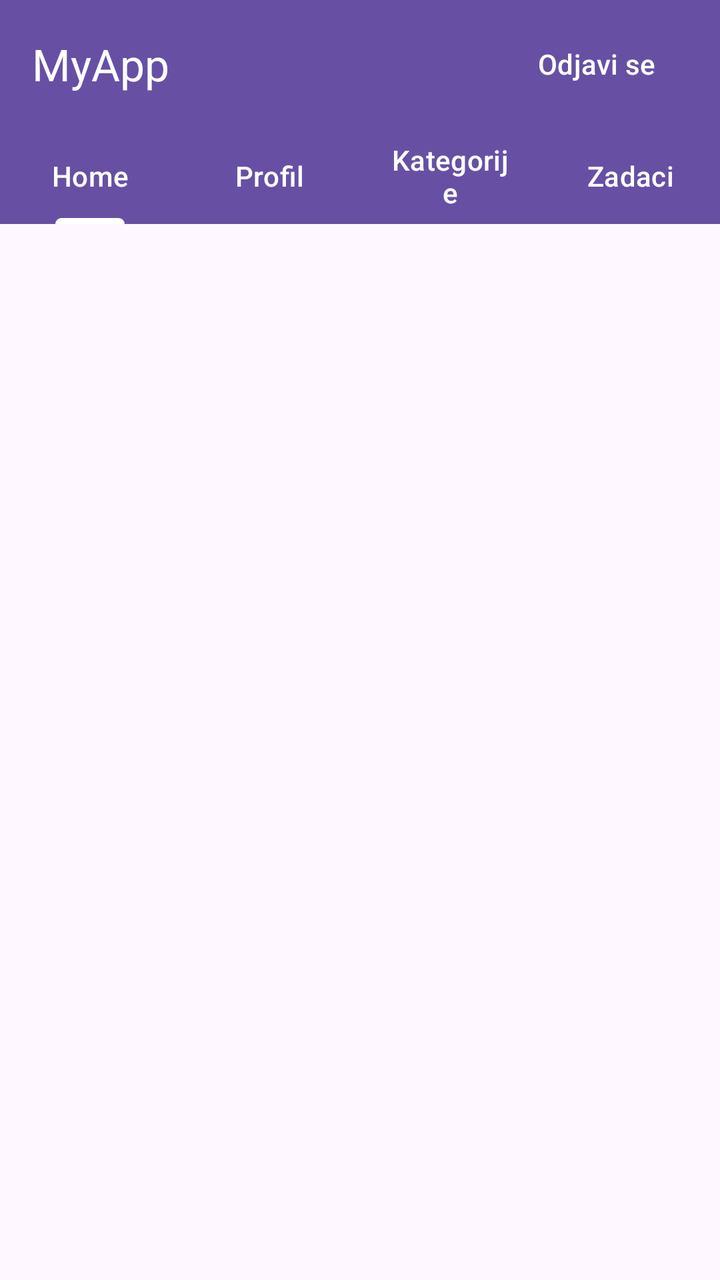
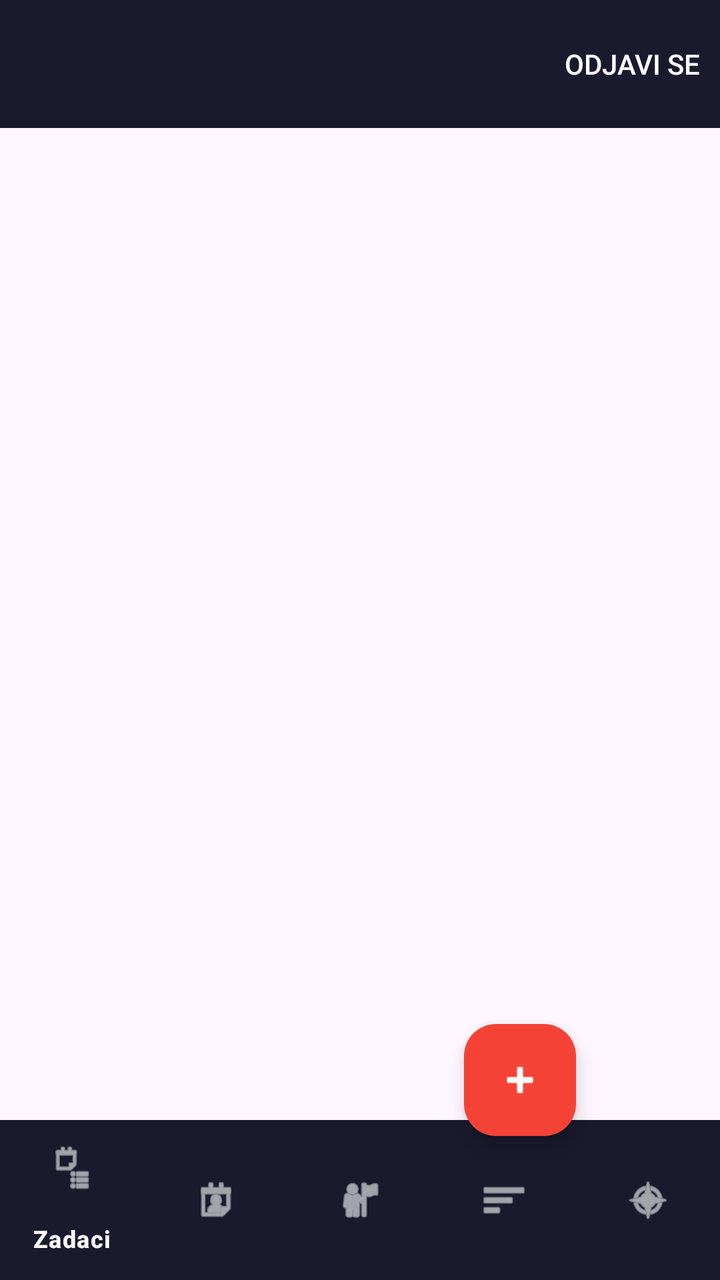

The first picture is an Android layout as it rendered before a commit; the second is the same layout after the commit. The layout source and the unified diff follow.
<!-- AndroidManifest.xml: application theme Theme.Myapp -->
<!-- res/layout/activity_main.xml -->
<?xml version="1.0" encoding="utf-8"?>
<androidx.constraintlayout.widget.ConstraintLayout xmlns:android="http://schemas.android.com/apk/res/android"
    xmlns:app="http://schemas.android.com/apk/res-auto"
    xmlns:tools="http://schemas.android.com/tools"
    android:id="@+id/main"
    android:layout_width="match_parent"
    android:layout_height="match_parent"
    tools:context=".presentation.activities.MainActivity">

    <com.google.android.material.appbar.AppBarLayout
        android:id="@+id/appBarLayout"
        android:layout_width="match_parent"
        android:layout_height="wrap_content"
        app:layout_constraintTop_toTopOf="parent"
        app:layout_constraintStart_toStartOf="parent"
        app:layout_constraintEnd_toEndOf="parent">

        <com.google.android.material.appbar.MaterialToolbar
            android:id="@+id/toolbar"
            android:layout_width="match_parent"
            android:layout_height="?attr/actionBarSize"
            android:background="?attr/colorPrimary"
            app:title="MyApp"
            app:titleTextColor="@android:color/white">

            <Button
                android:id="@+id/logoutButton"
                android:layout_width="wrap_content"
                android:layout_height="wrap_content"
                android:text="Odjavi se"
                android:onClick="logout"
                android:layout_gravity="end"
                android:layout_marginEnd="8dp"
                style="?attr/materialButtonOutlinedStyle"
                app:strokeColor="@android:color/white"
                android:textColor="@android:color/white" />

        </com.google.android.material.appbar.MaterialToolbar>

        <com.google.android.material.tabs.TabLayout
            android:id="@+id/tabLayout"
            android:layout_width="match_parent"
            android:layout_height="wrap_content"
            android:background="?attr/colorPrimary"
            app:tabTextColor="@android:color/white"
            app:tabSelectedTextColor="@android:color/white"
            app:tabIndicatorColor="@android:color/white">

            <com.google.android.material.tabs.TabItem
                android:layout_width="wrap_content"
                android:layout_height="wrap_content"
                android:text="Home" />

            <com.google.android.material.tabs.TabItem
                android:layout_width="wrap_content"
                android:layout_height="wrap_content"
                android:text="Profil" />

            <com.google.android.material.tabs.TabItem
                android:layout_width="wrap_content"
                android:layout_height="wrap_content"
                android:text="Kategorije" />

            <com.google.android.material.tabs.TabItem
                android:layout_width="wrap_content"
                android:layout_height="wrap_content"
                android:text="Zadaci" />


        </com.google.android.material.tabs.TabLayout>

    </com.google.android.material.appbar.AppBarLayout>

    
    <androidx.fragment.app.FragmentContainerView
        android:id="@+id/fragmentContainer"
        android:layout_width="0dp"
        android:layout_height="0dp"
        app:layout_constraintTop_toBottomOf="@id/appBarLayout"
        app:layout_constraintBottom_toBottomOf="parent"
        app:layout_constraintStart_toStartOf="parent"
        app:layout_constraintEnd_toEndOf="parent" />

</androidx.constraintlayout.widget.ConstraintLayout>
<!-- resources referenced by this layout -->
<resources>
  <style name="Theme.Myapp" parent="Base.Theme.Myapp" />
  <style name="Base.Theme.Myapp" parent="Theme.Material3.DayNight.NoActionBar">
          
          
      </style>
</resources>

<!-- the commit's change to res/layout/activity_main.xml (unified diff, before → after) -->
@@ -1,84 +1,67 @@
 <?xml version="1.0" encoding="utf-8"?>
-<androidx.constraintlayout.widget.ConstraintLayout xmlns:android="http://schemas.android.com/apk/res/android"
+<androidx.coordinatorlayout.widget.CoordinatorLayout
+    xmlns:android="http://schemas.android.com/apk/res/android"
     xmlns:app="http://schemas.android.com/apk/res-auto"
-    xmlns:tools="http://schemas.android.com/tools"
-    android:id="@+id/main"
     android:layout_width="match_parent"
-    android:layout_height="match_parent"
-    tools:context=".presentation.activities.MainActivity">
+    android:layout_height="match_parent">
 
+    
     <com.google.android.material.appbar.AppBarLayout
         android:id="@+id/appBarLayout"
         android:layout_width="match_parent"
         android:layout_height="wrap_content"
-        app:layout_constraintTop_toTopOf="parent"
-        app:layout_constraintStart_toStartOf="parent"
-        app:layout_constraintEnd_toEndOf="parent">
+        android:theme="@style/ThemeOverlay.MaterialComponents.Dark.ActionBar">
 
-        <com.google.android.material.appbar.MaterialToolbar
+        <androidx.appcompat.widget.Toolbar
             android:id="@+id/toolbar"
             android:layout_width="match_parent"
             android:layout_height="?attr/actionBarSize"
-            android:background="?attr/colorPrimary"
-            app:title="MyApp"
-            app:titleTextColor="@android:color/white">
+            android:background="#1A1A2E"
+            app:titleTextColor="#FFFFFF">
 
-            <Button
-                android:id="@+id/logoutButton"
-                android:layout_width="wrap_content"
-                android:layout_height="wrap_content"
-                android:text="Odjavi se"
-                android:onClick="logout"
-                android:layout_gravity="end"
-                android:layout_marginEnd="8dp"
-                style="?attr/materialButtonOutlinedStyle"
-                app:strokeColor="@android:color/white"
-                android:textColor="@android:color/white" />
+        <Button
+            android:id="@+id/btnLogout"
+            android:layout_width="wrap_content"
+            android:layout_height="wrap_content"
+            android:layout_gravity="end"
+            android:text="Odjavi se"
+            android:textColor="#FFFFFF"
+            android:background="@android:color/transparent"
+            android:textSize="14sp"/>
 
-        </com.google.android.material.appbar.MaterialToolbar>
-
-        <com.google.android.material.tabs.TabLayout
-            android:id="@+id/tabLayout"
-            android:layout_width="match_parent"
-            android:layout_height="wrap_content"
-            android:background="?attr/colorPrimary"
-            app:tabTextColor="@android:color/white"
-            app:tabSelectedTextColor="@android:color/white"
-            app:tabIndicatorColor="@android:color/white">
-
-            <com.google.android.material.tabs.TabItem
-                android:layout_width="wrap_content"
-                android:layout_height="wrap_content"
-                android:text="Home" />
-
-            <com.google.android.material.tabs.TabItem
-                android:layout_width="wrap_content"
-                android:layout_height="wrap_content"
-                android:text="Profil" />
-
-            <com.google.android.material.tabs.TabItem
-                android:layout_width="wrap_content"
-                android:layout_height="wrap_content"
-                android:text="Kategorije" />
-
-            <com.google.android.material.tabs.TabItem
-                android:layout_width="wrap_content"
-                android:layout_height="wrap_content"
-                android:text="Zadaci" />
-
-
-        </com.google.android.material.tabs.TabLayout>
+    </androidx.appcompat.widget.Toolbar>
 
     </com.google.android.material.appbar.AppBarLayout>
 
     
     <androidx.fragment.app.FragmentContainerView
         android:id="@+id/fragmentContainer"
-        android:layout_width="0dp"
-        android:layout_height="0dp"
-        app:layout_constraintTop_toBottomOf="@id/appBarLayout"
-        app:layout_constraintBottom_toBottomOf="parent"
-        app:layout_constraintStart_toStartOf="parent"
-        app:layout_constraintEnd_toEndOf="parent" />
+        android:layout_width="match_parent"
+        android:layout_height="match_parent"
+        app:layout_behavior="@string/appbar_scrolling_view_behavior"/>
 
-</androidx.constraintlayout.widget.ConstraintLayout>
+    
+    <com.google.android.material.floatingactionbutton.FloatingActionButton
+        android:id="@+id/fab"
+        android:layout_width="wrap_content"
+        android:layout_height="wrap_content"
+        android:layout_gravity="bottom|end"
+        android:layout_margin="72dp"
+        android:src="@android:drawable/ic_input_add"
+        app:backgroundTint="#F44336"
+        app:tint="#FFFFFF"/>
+
+    
+    <com.google.android.material.bottomnavigation.BottomNavigationView
+        android:id="@+id/bottomNavigation"
+        android:layout_width="match_parent"
+        android:layout_height="wrap_content"
+        android:layout_gravity="bottom"
+        android:background="#1A1A2E"
+        app:itemIconTint="#FFFFFF"
+        app:itemTextColor="#FFFFFF"
+        app:selectedItemIconTint="#F44336"
+        app:selectedItemTextColor="#F44336"
+        app:menu="@menu/bottom_nav_menu"/>
+
+</androidx.coordinatorlayout.widget.CoordinatorLayout>
